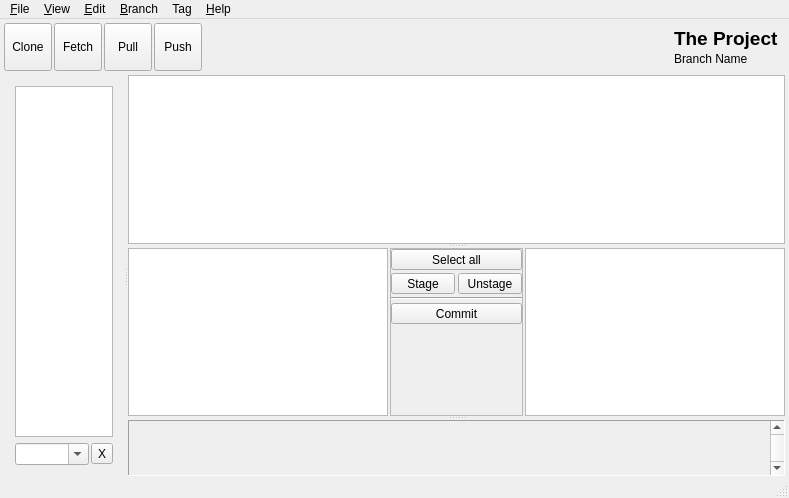
The window that src/MainWindow.ui (soramimi/Guitar) describes before a commit, drawn with Qt 5.
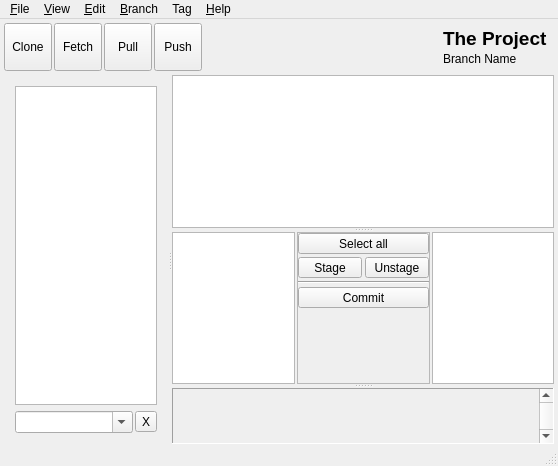
The same window after the commit. Icons and pictures are not drawn. Custom widgets are drawn as their Qt base class.

Commit message: リポジトリリストをQListWidgetからQTreeWidgetへ変更

Diff of the .ui file:
```diff
--- a/src/MainWindow.ui
+++ b/src/MainWindow.ui
@@ -6,8 +6,8 @@
    <rect>
     <x>0</x>
     <y>0</y>
-    <width>789</width>
-    <height>498</height>
+    <width>558</width>
+    <height>466</height>
    </rect>
   </property>
   <property name="windowTitle">
@@ -278,16 +278,24 @@
       <widget class="QWidget" name="layoutWidget">
        <layout class="QVBoxLayout" name="verticalLayout_4">
         <item>
-         <widget class="QListWidget" name="listWidget_repos">
-          <property name="sizePolicy">
-           <sizepolicy hsizetype="Ignored" vsizetype="Expanding">
-            <horstretch>0</horstretch>
-            <verstretch>0</verstretch>
-           </sizepolicy>
-          </property>
+         <widget class="QTreeWidget" name="treeWidget_repos">
           <property name="contextMenuPolicy">
            <enum>Qt::CustomContextMenu</enum>
           </property>
+          <property name="editTriggers">
+           <set>QAbstractItemView::NoEditTriggers</set>
+          </property>
+          <property name="rootIsDecorated">
+           <bool>false</bool>
+          </property>
+          <attribute name="headerVisible">
+           <bool>false</bool>
+          </attribute>
+          <column>
+           <property name="text">
+            <string notr="true">1</string>
+           </property>
+          </column>
          </widget>
         </item>
         <item>
@@ -679,7 +687,7 @@
     <rect>
      <x>0</x>
      <y>0</y>
-     <width>789</width>
+     <width>558</width>
      <height>24</height>
     </rect>
    </property>
```
Left out of the diff: 3 changed lines with no effect on the pictures. The commit also changes 7 other files.
